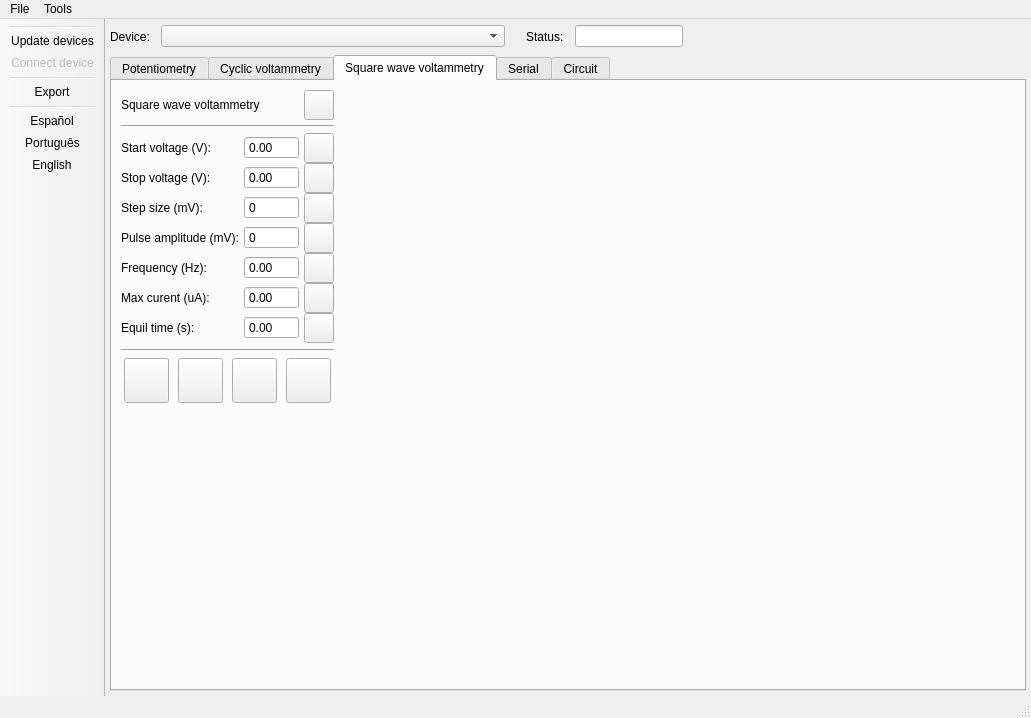
This is app/resources/ui/mainWindow.ui in Jaimead7/Potentiostat as Qt 5 draws it before an edit. The edited form follows.
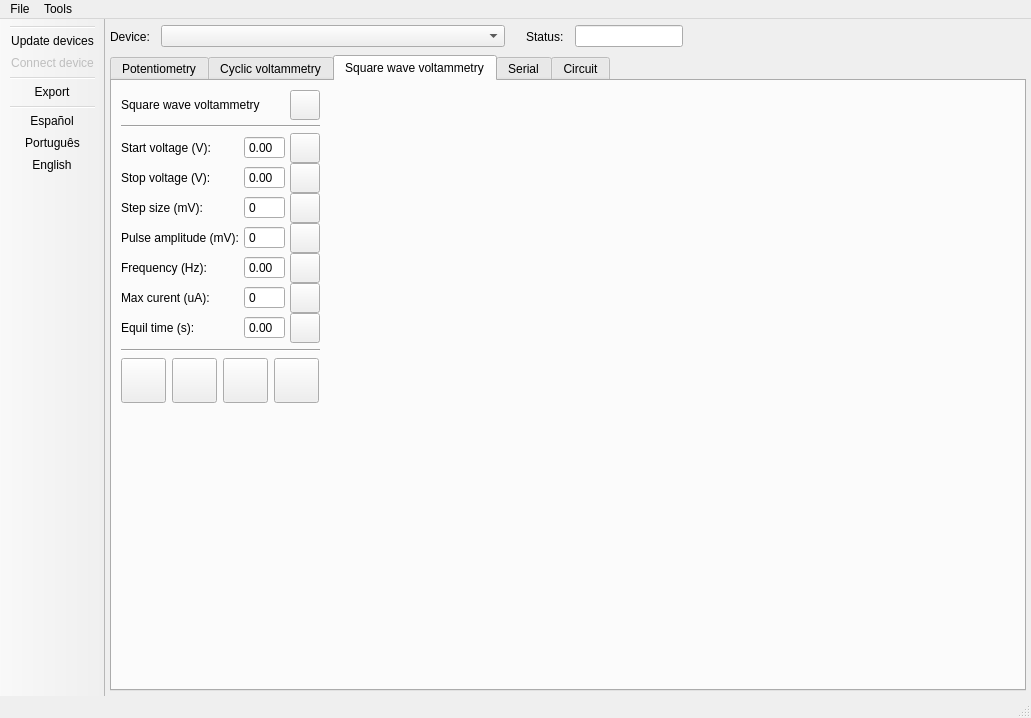
This is the edited form. Icons and pictures are not drawn.

What changed in the file:
```diff
--- a/app/resources/ui/mainWindow.ui
+++ b/app/resources/ui/mainWindow.ui
@@ -1522,16 +1522,6 @@
                 </property>
                </widget>
               </item>
-              <item row="5" column="2">
-               <widget class="QDoubleSpinBox" name="swvMCValue">
-                <property name="buttonSymbols">
-                 <enum>QAbstractSpinBox::NoButtons</enum>
-                </property>
-                <property name="maximum">
-                 <double>9999.989999999999782</double>
-                </property>
-               </widget>
-              </item>
               <item row="0" column="2">
                <widget class="QDoubleSpinBox" name="swvStartVValue">
                 <property name="buttonSymbols">
@@ -1761,6 +1751,16 @@
                 </property>
                </widget>
               </item>
+              <item row="5" column="2">
+               <widget class="QSpinBox" name="swvMCValue">
+                <property name="buttonSymbols">
+                 <enum>QAbstractSpinBox::NoButtons</enum>
+                </property>
+                <property name="maximum">
+                 <number>9999</number>
+                </property>
+               </widget>
+              </item>
              </layout>
             </item>
            </layout>
```
